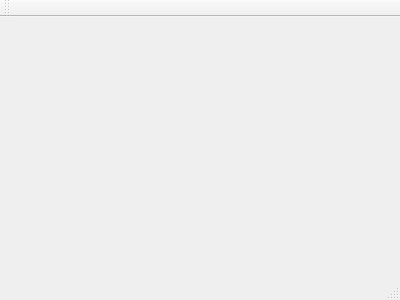
First picture: the form in GUI/Qt/Qt_01/Qt_01/mainwindow.ui, repository OvinsXu/notes, before the edit.
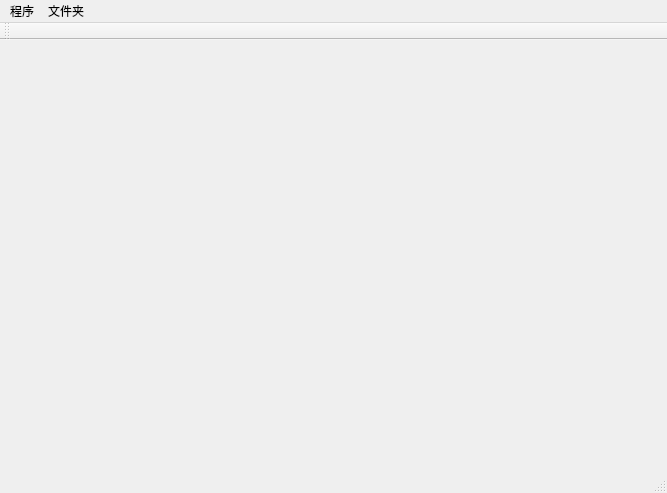
Second picture: the form after the edit.

```diff
--- a/GUI/Qt/Qt_01/Qt_01/mainwindow.ui
+++ b/GUI/Qt/Qt_01/Qt_01/mainwindow.ui
@@ -1,24 +1,51 @@
 <ui version="4.0">
  <class>MainWindow</class>
- <widget class="QMainWindow" name="MainWindow" >
-  <property name="geometry" >
+ <widget class="QMainWindow" name="MainWindow">
+  <property name="geometry">
    <rect>
     <x>0</x>
     <y>0</y>
-    <width>400</width>
-    <height>300</height>
+    <width>667</width>
+    <height>493</height>
    </rect>
   </property>
   <property name="windowTitle" >
    <string>MainWindow</string>
   </property>
-  <widget class="QMenuBar" name="menuBar" />
-  <widget class="QToolBar" name="mainToolBar" />
-  <widget class="QWidget" name="centralWidget" />
-  <widget class="QStatusBar" name="statusBar" />
+  <widget class="QWidget" name="centralWidget"/>
+  <widget class="QToolBar" name="mainToolBar">
+   <attribute name="toolBarArea">
+    <enum>TopToolBarArea</enum>
+   </attribute>
+   <attribute name="toolBarBreak">
+    <bool>false</bool>
+   </attribute>
+  </widget>
+  <widget class="QStatusBar" name="statusBar"/>
+  <widget class="QMenuBar" name="menuBar">
+   <property name="geometry">
+    <rect>
+     <x>0</x>
+     <y>0</y>
+     <width>667</width>
+     <height>23</height>
+    </rect>
+   </property>
+   <widget class="QMenu" name="menuOvins">
+    <property name="title">
+     <string>程序</string>
+    </property>
+   </widget>
+   <widget class="QMenu" name="menu">
+    <property name="title">
+     <string>文件夹</string>
+    </property>
+   </widget>
+   <addaction name="menuOvins"/>
+   <addaction name="menu"/>
+  </widget>
  </widget>
- <layoutDefault spacing="6" margin="11" />
- <pixmapfunction></pixmapfunction>
+ <layoutdefault spacing="6" margin="11"/>
  <resources/>
  <connections/>
 </ui>
```
Left out of the diff: 3 changed lines with no effect on the pictures.
